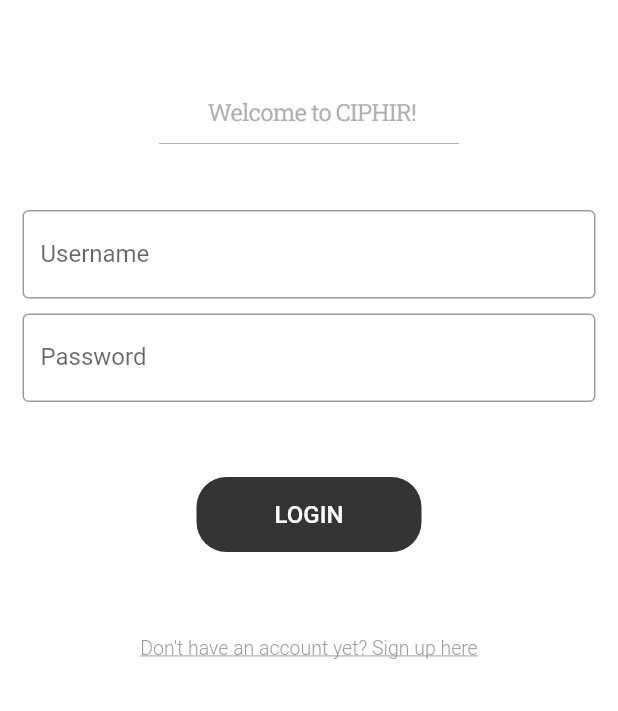
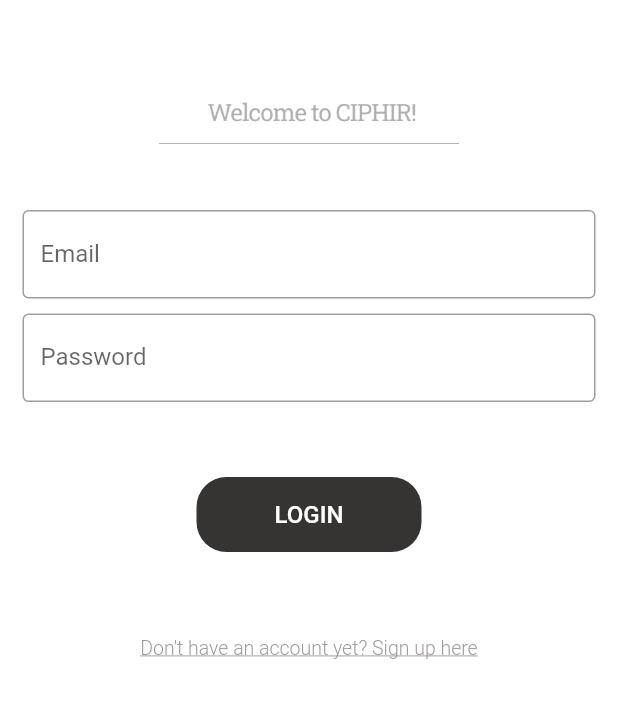
Before and after one commit to jelomiranda/CIPHIR-Mobile-App, a Flutter app: the screen it shows after launch, on a phone screen of 412 x 824 dp, the part 525-1236 px from its top. Run offline on Flutter 3.47's test engine with Material 2 defaults, Android fonts, the phone set to English and light mode, and no system bars; our stand-ins replace image_picker.

Commit message:
feature: login.dart

```diff
--- a/lib/screens/login.dart
+++ b/lib/screens/login.dart
@@ -1,7 +1,8 @@
-import 'package:ciphir_mobile/screens/signup.dart';
-import 'package:ciphir_mobile/screens/home.dart';
+import 'package:ciphir_mobile/backend/LoginService.dart';
+import 'package:flutter/material.dart';
+import 'home.dart';
+import 'signup.dart';
 import 'package:ciphir_mobile/utils/color_utils.dart';
-import 'package:flutter/material.dart';
 
 class Login extends StatefulWidget {
   const Login({super.key});
@@ -11,6 +12,54 @@
 }
 
 class _LoginState extends State<Login> {
+  final TextEditingController _usernameController = TextEditingController();
+  final TextEditingController _passwordController = TextEditingController();
+  final LoginService _loginService = LoginService(); // Instantiate the service
+
+  // Method to handle login
+  Future<void> _handleLogin() async {
+    String email = _usernameController.text;
+    String password = _passwordController.text;
+
+    if (email.isEmpty || password.isEmpty) {
+      _showMessage("Please enter email and password");
+      return;
+    }
+
+    // Call login service
+    bool loginSuccess = await _loginService.login(email, password);
+
+    if (loginSuccess) {
+      // Navigate to home screen on successful login
+      Navigator.pushReplacement(
+          context, MaterialPageRoute(builder: (context) => const Home()));
+    } else {
+      // Show error message if login fails
+      _showMessage("Invalid email or password");
+    }
+  }
+
+  // Show message method
+  void _showMessage(String message) {
+    showDialog(
+      context: context,
+      builder: (BuildContext context) {
+        return AlertDialog(
+          title: const Text("Login Status"),
+          content: Text(message),
+          actions: [
+            TextButton(
+              onPressed: () {
+                Navigator.of(context).pop();
+              },
+              child: const Text("OK"),
+            ),
+          ],
+        );
+      },
+    );
+  }
+
   @override
   Widget build(BuildContext context) {
     return Scaffold(
@@ -40,21 +89,23 @@
                 ),
               ),
             ),
-            const Padding(
-              padding: EdgeInsets.symmetric(horizontal: 15, vertical: 0),
+            Padding(
+              padding: const EdgeInsets.symmetric(horizontal: 15, vertical: 0),
               child: TextField(
-                decoration: InputDecoration(
+                controller: _usernameController,
+                decoration: const InputDecoration(
                   border: OutlineInputBorder(),
-                  labelText: 'Username',
-                  hintText: 'Username',
+                  labelText: 'Email',
+                  hintText: 'Email',
                 ),
               ),
             ),
-            const Padding(
-              padding: EdgeInsets.symmetric(horizontal: 15, vertical: 10),
+            Padding(
+              padding: const EdgeInsets.symmetric(horizontal: 15, vertical: 10),
               child: TextField(
+                controller: _passwordController,
                 obscureText: true,
-                decoration: InputDecoration(
+                decoration: const InputDecoration(
                   border: OutlineInputBorder(),
                   labelText: 'Password',
                   hintText: 'Password',
@@ -72,12 +123,7 @@
                     borderRadius: BorderRadius.circular(20),
                   ),
                   child: TextButton(
-                    onPressed: () {
-                      Navigator.push(
-                          context,
-                          MaterialPageRoute(
-                              builder: (context) => const Home()));
-                    },
+                    onPressed: _handleLogin, // Trigger login
                     child: const Text(
                       'LOGIN',
                       style: TextStyle(
```
